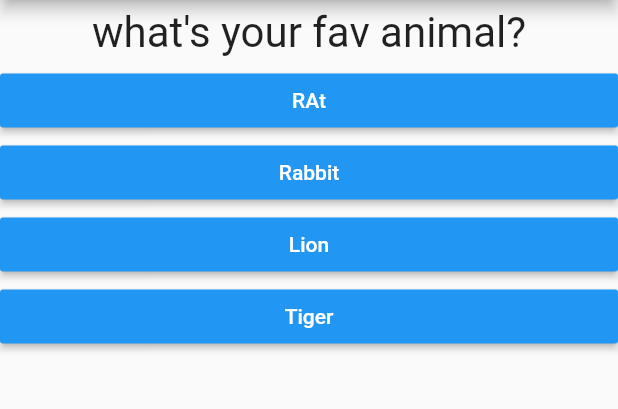
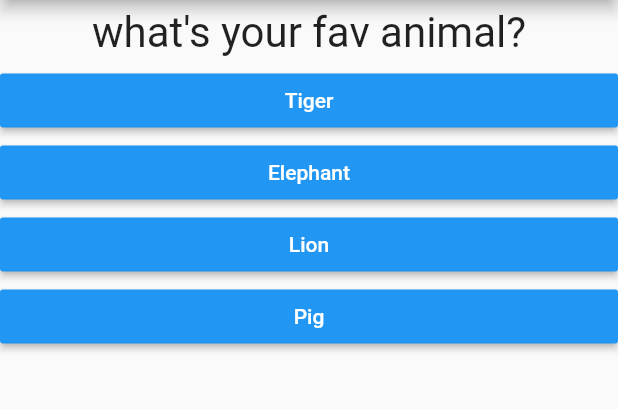
Before and after one commit to abhay1821/quiz, a Flutter app: the screen it shows after launch, after a tap on "Black", on a phone screen of 412 x 824 dp, the part 84-493 px from its top. Run offline on Flutter 3.47's test engine with Material 2 defaults, Android fonts, the phone set to English and light mode, and no system bars.

```diff
--- a/lib/answer.dart
+++ b/lib/answer.dart
@@ -9,6 +9,7 @@ class Answers extends StatelessWidget {
   Widget build(BuildContext context) {
     return Container(
       width: double.infinity,
+      // ignore: deprecated_member_use
       child: RaisedButton(
         color: Colors.blue,
         textColor: Colors.white,
--- a/lib/main.dart
+++ b/lib/main.dart
@@ -1,6 +1,6 @@
 import 'package:flutter/material.dart';
-import './questions.dart';
-import './answer.dart';
+import './quiz.dart';
+import './result.dart';
 
 void main() {
   runApp(MyApp());
@@ -13,23 +13,48 @@ class MyApp extends StatefulWidget {
 }
 
 class _MyAppState extends State<MyApp> {
-  final questions = const [
+  final _questions = const [
     {
       'questiontext': 'what\'s your fav color?',
-      'answers': ['Black', 'Red', 'White', 'Green'],
+      'answers': [
+        {'text': 'Black', 'score': 10},
+        {'text': 'Red', 'score': 5},
+        {'text': 'White', 'score': 2},
+        {'text': 'Green', 'score': 1},
+      ],
     },
     {
       'questiontext': 'what\'s your fav animal?',
-      'answers': ['RAt', 'Rabbit', 'Lion', 'Tiger'],
+      'answers': [
+        {'text': 'Tiger', 'score': 10},
+        {'text': 'Elephant', 'score': 5},
+        {'text': 'Lion', 'score': 2},
+        {'text': 'Pig', 'score': 1},
+      ],
     },
     {
       'questiontext': 'what\'s your fav ice-cream',
-      'answers': ['Tootifooti', 'Mango', 'Chocolate', 'Vanilla'],
+      'answers': [
+        {'text': 'Vanilla', 'score': 10},
+        {'text': 'Tooti-Footi', 'score': 5},
+        {'text': 'Chocolate', 'score': 2},
+        {'text': 'Orange', 'score': 1},
+      ],
     },
   ];
   var _questionindex = 0;
+  var _totalscore = 0;
+  void _resetQuiz() {
+    setState(() {
+      _questionindex = 0;
+      _totalscore = 0;
+    });
+  }
+
   @override
-  void _answers() {
+  // ignore: override_on_non_overriding_member
+  void _answersQuestion(int score) {
+    _totalscore += score;
     //setstate is a fn used to rerender the interface or it call build again
 
     setState(() {
@@ -37,9 +62,6 @@ class _MyAppState extends State<MyApp> {
       _questionindex = _questionindex + 1;
     });
     print(_questionindex);
-    if (_questionindex < questions.length) {
-      print('We have more questions..');
-    }
   }
 
   @override
@@ -49,25 +71,13 @@ class _MyAppState extends State<MyApp> {
         appBar: AppBar(
           title: Text('Myappp bar'),
         ),
-        body: _questionindex < questions.length
-            ? Column(
-                children: [
-                  Questions(
-                    //as sting addded due to error
-                    questions[_questionindex]['questiontext'] as String,
-                  ),
-                  //accessing the widgets without hardcoding it
-                  //here accessing list of widgets by mapping
-                  ...(questions[_questionindex]['answers'] as List<String>)
-                      //acessing the questions with key['answers'] with list of stings
-                      .map((answer) {
-                    return Answers(_answers, answer);
-                  }).toList() //convert value of map to list
-                ],
+        body: _questionindex < _questions.length
+            ? Quiz(
+                answersQuestion: _answersQuestion,
+                questionindex: _questionindex,
+                questions: _questions,
               )
-            : Center(
-                child: Text('U did it'),
-              ),
+            : Result(_totalscore, _resetQuiz),
       ),
     );
   }
--- /dev/null
+++ b/lib/quiz.dart
@@ -0,0 +1,34 @@
+import 'package:flutter/material.dart';
+import './questions.dart';
+import './answer.dart';
+
+class Quiz extends StatelessWidget {
+  final List<Map<String, Object>> questions;
+  final int questionindex;
+  final answersQuestion;
+
+  Quiz(
+      {required this.questions,
+      required this.answersQuestion,
+      required this.questionindex});
+
+  @override
+  Widget build(BuildContext context) {
+    return Column(
+      children: [
+        Questions(
+          //as sting addded due to error
+          questions[questionindex]['questiontext'] as String,
+        ),
+        //accessing the widgets without hardcoding it
+        //here accessing list of widgets by mapping
+        ...(questions[questionindex]['answers'] as List<Map<String, Object>>)
+            //acessing the questions with key['answers'] with list of stings
+            .map((answer) {
+          return Answers(() => answersQuestion(answer['score']),
+              answer['text'].toString());
+        }).toList() //convert value of map to list
+      ],
+    );
+  }
+}
```
Also changed, not shown: lib/result.dart (added, +42 -0 lines).
